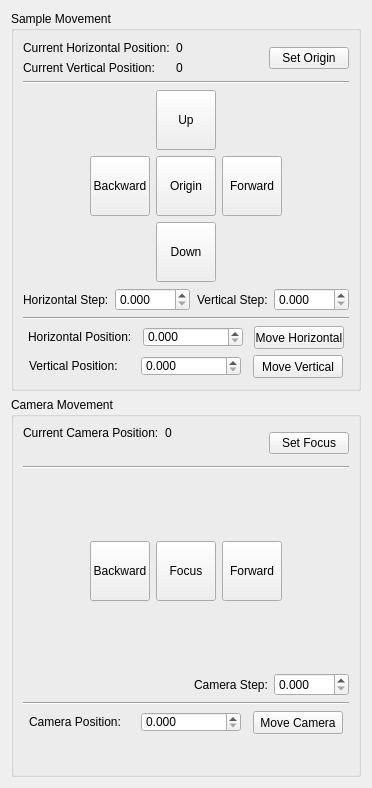
First picture: the form in lightsheet/gui/ui_motor_panel.ui, repository LIOMLab/lightsheet, before the edit.
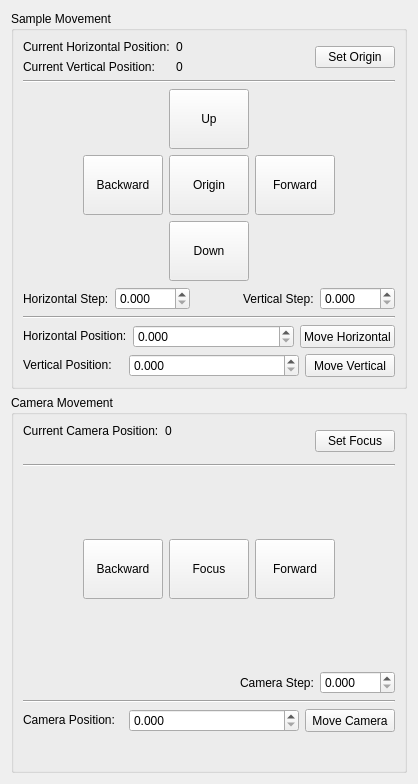
Second picture: the form after the edit.

Commit message: fix(gui): drop fixed-size caps on Motion tab group boxes and controls

```diff
--- a/lightsheet/gui/ui_motor_panel.ui
+++ b/lightsheet/gui/ui_motor_panel.ui
@@ -6,21 +6,15 @@
    <item>
     <widget class="QGroupBox" name="groupBox_SampleMovement">
      <property name="sizePolicy">
-      <sizepolicy hsizetype="Fixed" vsizetype="Fixed">
+      <sizepolicy hsizetype="Preferred" vsizetype="Preferred">
        <horstretch>0</horstretch>
        <verstretch>0</verstretch>
       </sizepolicy>
      </property>
      <property name="minimumSize">
       <size>
-       <width>350</width>
-       <height>380</height>
-      </size>
-     </property>
-     <property name="maximumSize">
-      <size>
-       <width>350</width>
-       <height>380</height>
+       <width>300</width>
+       <height>0</height>
       </size>
      </property>
      <property name="title">
@@ -152,12 +146,6 @@
               <height>60</height>
              </size>
             </property>
-            <property name="maximumSize">
-             <size>
-              <width>60</width>
-              <height>16777215</height>
-             </size>
-            </property>
             <property name="toolTip">
              <string>Move the sample forward</string>
             </property>
@@ -183,12 +171,6 @@
               <height>60</height>
              </size>
             </property>
-            <property name="maximumSize">
-             <size>
-              <width>60</width>
-              <height>16777215</height>
-             </size>
-            </property>
             <property name="toolTip">
              <string>Move the sample to origin</string>
             </property>
@@ -224,12 +206,6 @@
               <height>60</height>
              </size>
             </property>
-            <property name="maximumSize">
-             <size>
-              <width>60</width>
-              <height>16777215</height>
-             </size>
-            </property>
             <property name="toolTip">
              <string>Move the sample up</string>
             </property>
@@ -255,12 +231,6 @@
               <height>60</height>
              </size>
             </property>
-            <property name="maximumSize">
-             <size>
-              <width>60</width>
-              <height>16777215</height>
-             </size>
-            </property>
             <property name="toolTip">
              <string>Move the sample backward</string>
             </property>
@@ -299,12 +269,6 @@
               <height>60</height>
              </size>
             </property>
-            <property name="maximumSize">
-             <size>
-              <width>60</width>
-              <height>16777215</height>
-             </size>
-            </property>
             <property name="toolTip">
              <string>Move the sample down</string>
             </property>
@@ -441,12 +405,6 @@
               <height>20</height>
              </size>
             </property>
-            <property name="maximumSize">
-             <size>
-              <width>100</width>
-              <height>20</height>
-             </size>
-            </property>
             <property name="decimals">
              <number>3</number>
             </property>
@@ -466,12 +424,6 @@
               <height>23</height>
              </size>
             </property>
-            <property name="maximumSize">
-             <size>
-              <width>90</width>
-              <height>23</height>
-             </size>
-            </property>
             <property name="toolTip">
              <string>Move the sample to the specified horizontal position</string>
             </property>
@@ -517,12 +469,6 @@
               <height>20</height>
              </size>
             </property>
-            <property name="maximumSize">
-             <size>
-              <width>100</width>
-              <height>20</height>
-             </size>
-            </property>
             <property name="decimals">
              <number>3</number>
             </property>
@@ -542,12 +488,6 @@
               <height>23</height>
              </size>
             </property>
-            <property name="maximumSize">
-             <size>
-              <width>90</width>
-              <height>23</height>
-             </size>
-            </property>
             <property name="toolTip">
              <string>Move the sample to the specified vertical position</string>
             </property>
@@ -566,21 +506,15 @@
    <item>
     <widget class="QGroupBox" name="groupBox_CameraMovement">
      <property name="sizePolicy">
-      <sizepolicy hsizetype="Fixed" vsizetype="Fixed">
+      <sizepolicy hsizetype="Preferred" vsizetype="Preferred">
        <horstretch>0</horstretch>
        <verstretch>0</verstretch>
       </sizepolicy>
      </property>
      <property name="minimumSize">
       <size>
-       <width>350</width>
-       <height>380</height>
-      </size>
-     </property>
-     <property name="maximumSize">
-      <size>
-       <width>350</width>
-       <height>380</height>
+       <width>300</width>
+       <height>0</height>
       </size>
      </property>
      <property name="title">
@@ -707,12 +641,6 @@
               <height>60</height>
              </size>
             </property>
-            <property name="maximumSize">
-             <size>
-              <width>60</width>
-              <height>60</height>
-             </size>
-            </property>
             <property name="text">
              <string>Forward</string>
             </property>
@@ -745,12 +673,6 @@
               <height>60</height>
              </size>
             </property>
-            <property name="maximumSize">
-             <size>
-              <width>60</width>
-              <height>60</height>
-             </size>
-            </property>
             <property name="text">
              <string/>
             </property>
@@ -770,12 +692,6 @@
               <height>60</height>
              </size>
             </property>
-            <property name="maximumSize">
-             <size>
-              <width>60</width>
-              <height>60</height>
-             </size>
-            </property>
             <property name="text">
              <string>Focus</string>
             </property>
@@ -795,12 +711,6 @@
               <height>60</height>
              </size>
             </property>
-            <property name="maximumSize">
-             <size>
-              <width>60</width>
-              <height>60</height>
-             </size>
-            </property>
             <property name="text">
              <string>Backward</string>
             </property>
@@ -820,12 +730,6 @@
               <height>60</height>
              </size>
             </property>
-            <property name="maximumSize">
-             <size>
-              <width>60</width>
-              <height>60</height>
-             </size>
-            </property>
             <property name="text">
              <string/>
             </property>
@@ -905,12 +809,6 @@
               <height>20</height>
              </size>
             </property>
-            <property name="maximumSize">
-             <size>
-              <width>100</width>
-              <height>20</height>
-             </size>
-            </property>
             <property name="text">
              <string>Camera Position:</string>
             </property>
@@ -930,12 +828,6 @@
               <height>20</height>
              </size>
             </property>
-            <property name="maximumSize">
-             <size>
-              <width>100</width>
-              <height>20</height>
-             </size>
-            </property>
             <property name="decimals">
              <number>3</number>
             </property>
@@ -955,12 +847,6 @@
               <height>23</height>
              </size>
             </property>
-            <property name="maximumSize">
-             <size>
-              <width>90</width>
-              <height>23</height>
-             </size>
-            </property>
             <property name="toolTip">
              <string>Move the camera to the specified position</string>
             </property>
```
Lines whose indentation alone changed are shown as unchanged. The commit also changes 1 other file.
